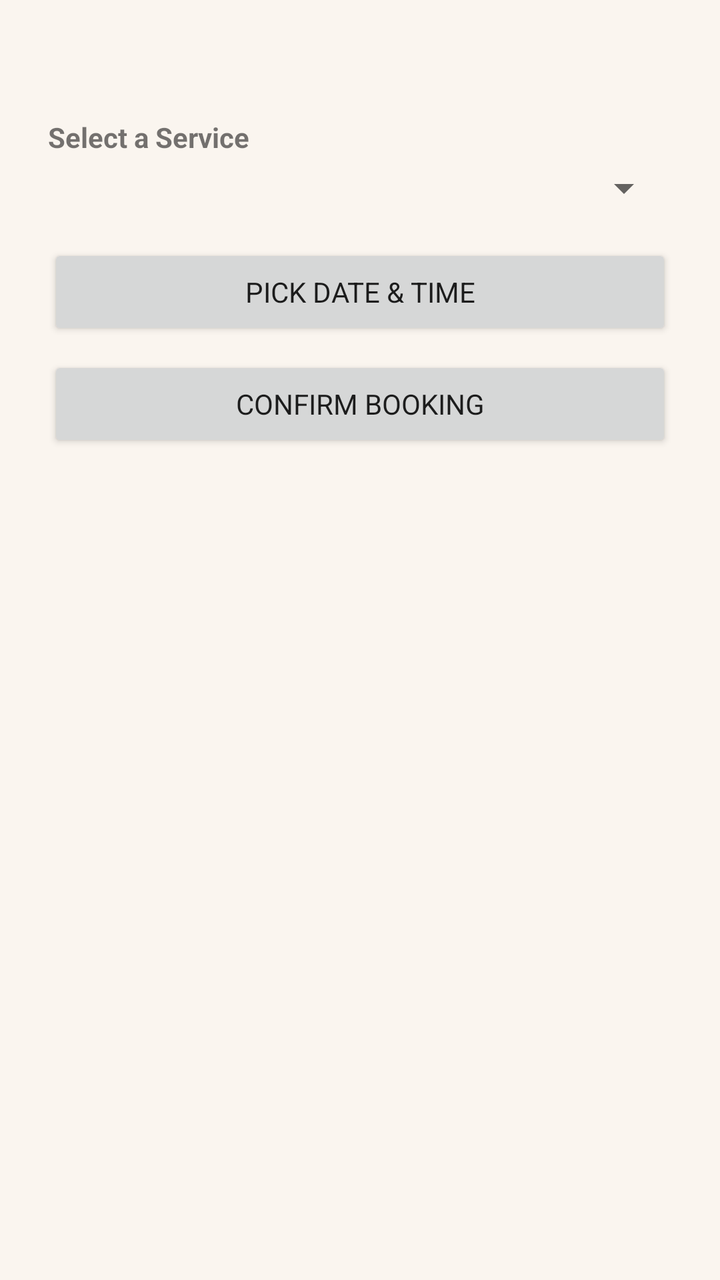
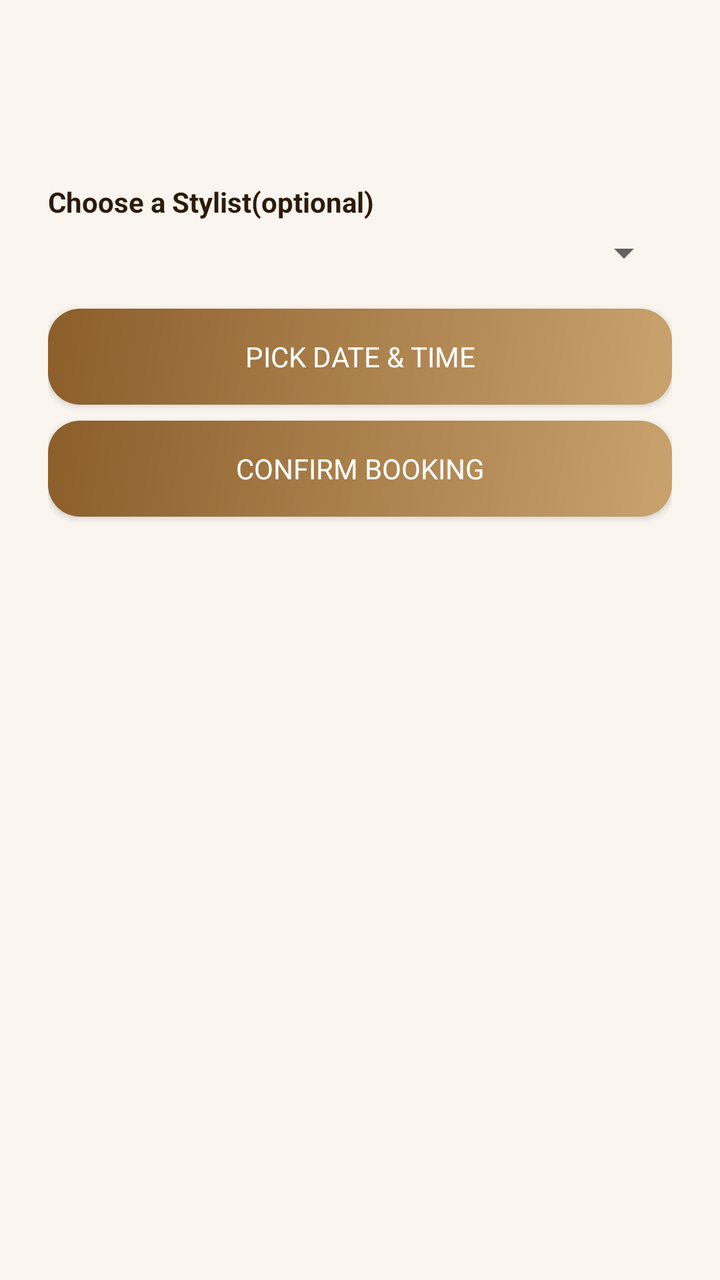

An Android layout rendered at two revisions. The XML below is the earlier revision; the diff shows what the commit changed to produce the second picture.
<!-- AndroidManifest.xml: application theme Theme.Lumeire -->
<!-- res/layout/bottom_sheet_booking.xml -->
<?xml version="1.0" encoding="utf-8"?>
<LinearLayout xmlns:android="http://schemas.android.com/apk/res/android"
    android:layout_width="match_parent"
    android:layout_height="wrap_content"
    android:orientation="vertical"
    android:padding="24dp">

    <TextView
        android:id="@+id/tv_bs_salon_name"
        android:layout_width="match_parent"
        android:layout_height="wrap_content"
        android:textSize="20sp"
        android:textStyle="bold"
        android:textColor="@color/gold_dark"
        android:layout_marginBottom="8dp"/>

    <TextView
        android:layout_width="match_parent"
        android:layout_height="wrap_content"
        android:text="Select a Service"
        android:textStyle="bold"
        android:layout_marginBottom="4dp"/>

    <Spinner
        android:id="@+id/spinner_services"
        android:layout_width="match_parent"
        android:layout_height="wrap_content"
        android:layout_marginBottom="16dp"/>

    <Button
        android:id="@+id/btn_pick_datetime"
        android:layout_width="match_parent"
        android:layout_height="wrap_content"
        android:text="Pick Date &amp; Time"
        android:layout_marginBottom="8dp"/>

    <TextView
        android:id="@+id/tv_selected_time"
        android:layout_width="match_parent"
        android:layout_height="wrap_content"
        android:visibility="gone"
        android:textColor="@color/gold_dark"
        android:layout_marginBottom="16dp"/>

    <ProgressBar
        android:id="@+id/progress_booking"
        android:layout_width="wrap_content"
        android:layout_height="wrap_content"
        android:layout_gravity="center"
        android:visibility="gone"
        android:layout_marginBottom="8dp"/>

    <Button
        android:id="@+id/btn_confirm_booking"
        android:layout_width="match_parent"
        android:layout_height="wrap_content"
        android:text="Confirm Booking"
        android:layout_marginBottom="16dp"/>

</LinearLayout>
<!-- resources referenced by this layout -->
<resources>
  <color name="gold_dark">#8B5E2A</color>
  <style name="Theme.Lumeire" parent="Theme.MaterialComponents.Light.NoActionBar">
          <item name="colorPrimary">@color/gold_light</item>
          <item name="colorPrimaryVariant">@color/gold_dark</item>
          <item name="colorOnPrimary">@color/white</item>
          <item name="colorSecondary">@color/gold_dark</item>
          <item name="colorSecondaryVariant">@color/gold_darker</item>
          <item name="colorOnSecondary">@color/white</item>
          <item name="android:colorBackground">@color/cream_bg</item>
          <item name="android:statusBarColor">@color/gold_dark</item>
          <item name="android:navigationBarColor">@color/white</item>
          <item name="android:windowBackground">@color/cream_bg</item>
          <item name="android:fontFamily">sans-serif</item>
      </style>
  <color name="gold_light">#C9A26D</color>
  <color name="white">#FFFFFF</color>
  <color name="gold_darker">#5C3010</color>
  <color name="cream_bg">#FAF5EF</color>
</resources>

<!-- the commit's change to res/layout/bottom_sheet_booking.xml (unified diff, before → after) -->
@@ -12,25 +12,45 @@
         android:textSize="20sp"
         android:textStyle="bold"
         android:textColor="@color/gold_dark"
-        android:layout_marginBottom="8dp"/>
-
+        android:layout_marginBottom="4dp"
+        />
     <TextView
         android:layout_width="match_parent"
         android:layout_height="wrap_content"
-        android:text="Select a Service"
-        android:textStyle="bold"
-        android:layout_marginBottom="4dp"/>
-
-    <Spinner
-        android:id="@+id/spinner_services"
+        android:id="@+id/tv_bs_service_summary"
+        android:textSize="15sp"
+        android:textColor="@color/text_medium"
+        android:layout_marginBottom="16dp"
+        />
+    <LinearLayout
         android:layout_width="match_parent"
         android:layout_height="wrap_content"
-        android:layout_marginBottom="16dp"/>
+        android:id="@+id/layout_stylist_section"
+        android:orientation="vertical"
+        android:layout_marginBottom="16dp"
+        >
+        <TextView
+            android:layout_width="match_parent"
+            android:layout_height="wrap_content"
+            android:text="Choose a Stylist(optional)"
+            android:textStyle="bold"
+            android:layout_marginBottom="4dp"
+            android:textColor="@color/text_dark"
+            />
 
+        <Spinner
+            android:id="@+id/spinner_stylists"
+            android:layout_width="match_parent"
+            android:layout_height="wrap_content"
+            />
+
+    </LinearLayout>
     <Button
         android:id="@+id/btn_pick_datetime"
         android:layout_width="match_parent"
         android:layout_height="wrap_content"
+        android:background="@drawable/bg_button_gold"
+        android:textColor="@color/white"
         android:text="Pick Date &amp; Time"
         android:layout_marginBottom="8dp"/>
 
@@ -54,6 +74,8 @@
         android:id="@+id/btn_confirm_booking"
         android:layout_width="match_parent"
         android:layout_height="wrap_content"
+        android:textColor="@color/white"
+        android:background="@drawable/bg_button_gold"
         android:text="Confirm Booking"
         android:layout_marginBottom="16dp"/>
 
<!-- resource entries referenced after the edit -->
@@ -1,6 +1,20 @@
 <!-- resources referenced by this layout -->
 <resources>
   <color name="gold_dark">#8B5E2A</color>
+  <color name="text_dark">#2C1A0A</color>
+  <color name="text_medium">#7A6045</color>
+  <color name="white">#FFFFFF</color>
+  <!-- drawable bg_button_gold (drawable) -->
+  <?xml version="1.0" encoding="utf-8"?>
+  <shape xmlns:android="http://schemas.android.com/apk/res/android"
+      android:shape="rectangle">
+      <corners android:radius="16dp" />
+      <gradient
+          android:type="linear"
+          android:angle="135"
+          android:startColor="#C9A26D"
+          android:endColor="#8B5E2A" />
+  </shape>
   <style name="Theme.Lumeire" parent="Theme.MaterialComponents.Light.NoActionBar">
           <item name="colorPrimary">@color/gold_light</item>
           <item name="colorPrimaryVariant">@color/gold_dark</item>
@@ -15,7 +29,6 @@
           <item name="android:fontFamily">sans-serif</item>
       </style>
   <color name="gold_light">#C9A26D</color>
-  <color name="white">#FFFFFF</color>
   <color name="gold_darker">#5C3010</color>
   <color name="cream_bg">#FAF5EF</color>
 </resources>
